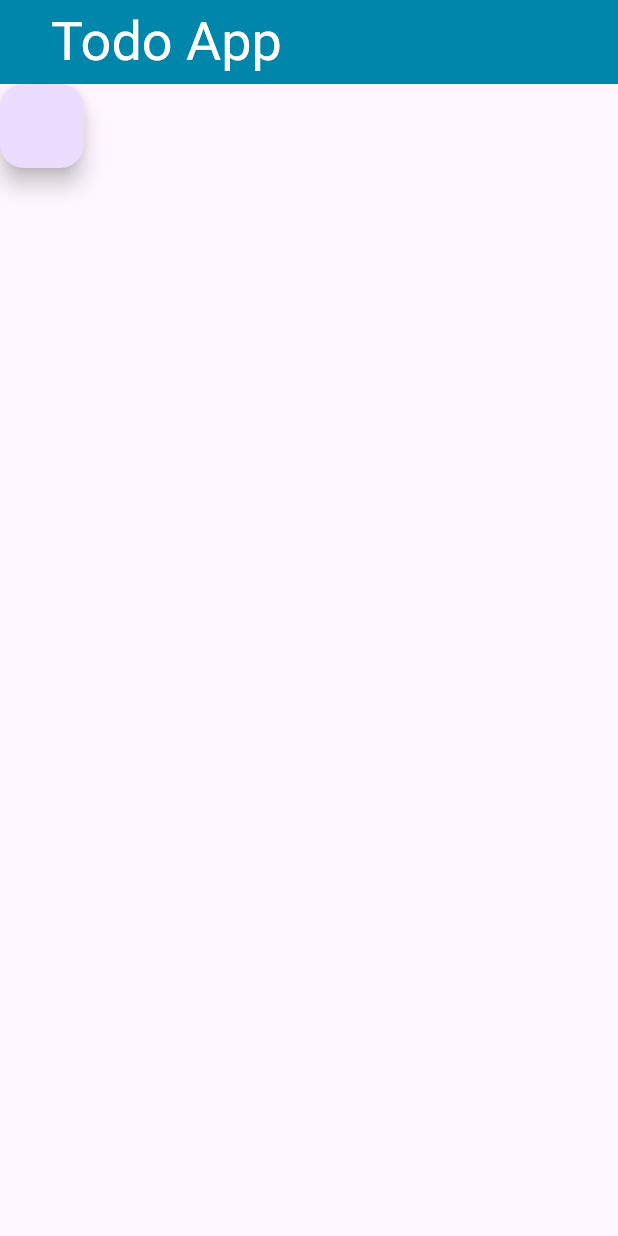
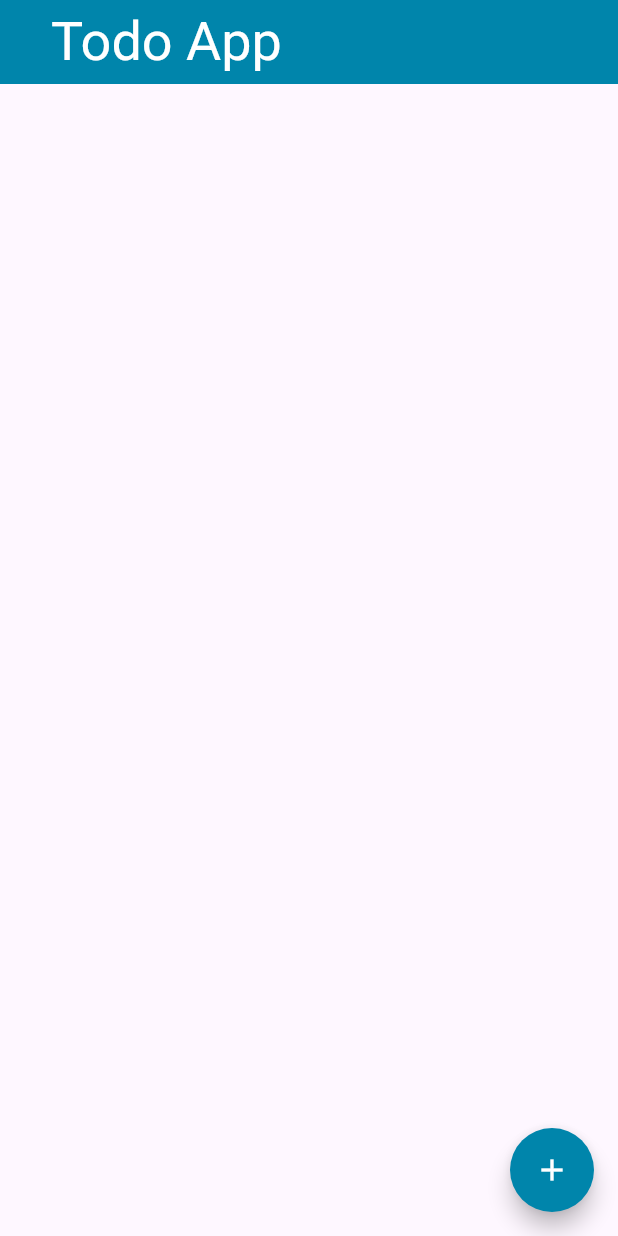
Before and after one commit to inoren-ten/todo_demo_flutter, a Flutter app: the screen it shows after launch, on a phone screen of 412 x 824 dp. Run offline on Flutter 3.47's test engine with Material 2 defaults, Android fonts, the phone set to English and light mode, and no system bars; our stand-ins replace flutter_riverpod, riverpod_annotation; generated files the repository leaves out were written again.

Commit message:
fix: floatActionButton layout

```diff
--- a/lib/component/button/add_todo_button.dart
+++ b/lib/component/button/add_todo_button.dart
@@ -1,5 +1,6 @@
 import 'package:flutter/material.dart';
 import 'package:flutter_riverpod/flutter_riverpod.dart';
+import 'package:namer_app/constant/colors.dart';
 import 'package:namer_app/provider/todos_provider.dart';
 
 class AddTodoButton extends ConsumerWidget {
@@ -10,6 +11,12 @@ class AddTodoButton extends ConsumerWidget {
         final notifier = ref.read(todosNotifierProvider.notifier);
         notifier.addTodo();
       },
+      shape: CircleBorder(),
+      backgroundColor: AppColors.primaryBlue,
+      child: Icon(
+        Icons.add,
+        color: AppColors.primaryWhite,
+      ),
     );
   }
 }
--- a/lib/view/todos_page.dart
+++ b/lib/view/todos_page.dart
@@ -13,8 +13,8 @@ class TodosPage extends ConsumerWidget {
       appBar: const MainHeader(),
       body: Column(children: [
         for (var todo in todos) Text(todo.title),
-        AddTodoButton(),
       ]),
+      floatingActionButton: AddTodoButton(),
     );
   }
 }
```
